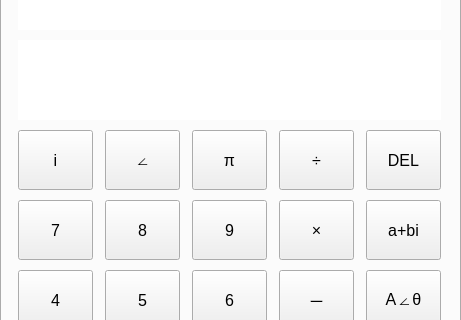
Old version of the form resources/mainwindow.ui in the repository JupiterLyr/Plural_Calculator; both pictures show x 0 to 461 and y 90 to 410 of the 461 by 606 pixel window.
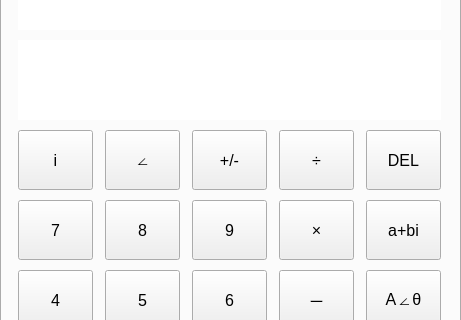
New version of the form. Custom widgets are drawn as their Qt base class.

Patch:
```diff
--- a/resources/mainwindow.ui
+++ b/resources/mainwindow.ui
@@ -366,7 +366,7 @@
           <cursorShape>PointingHandCursor</cursorShape>
          </property>
          <property name="text">
-          <string>π</string>
+          <string>+/-</string>
          </property>
         </widget>
        </item>
```
Left out of the diff: 8 changed lines with no effect on the pictures.
